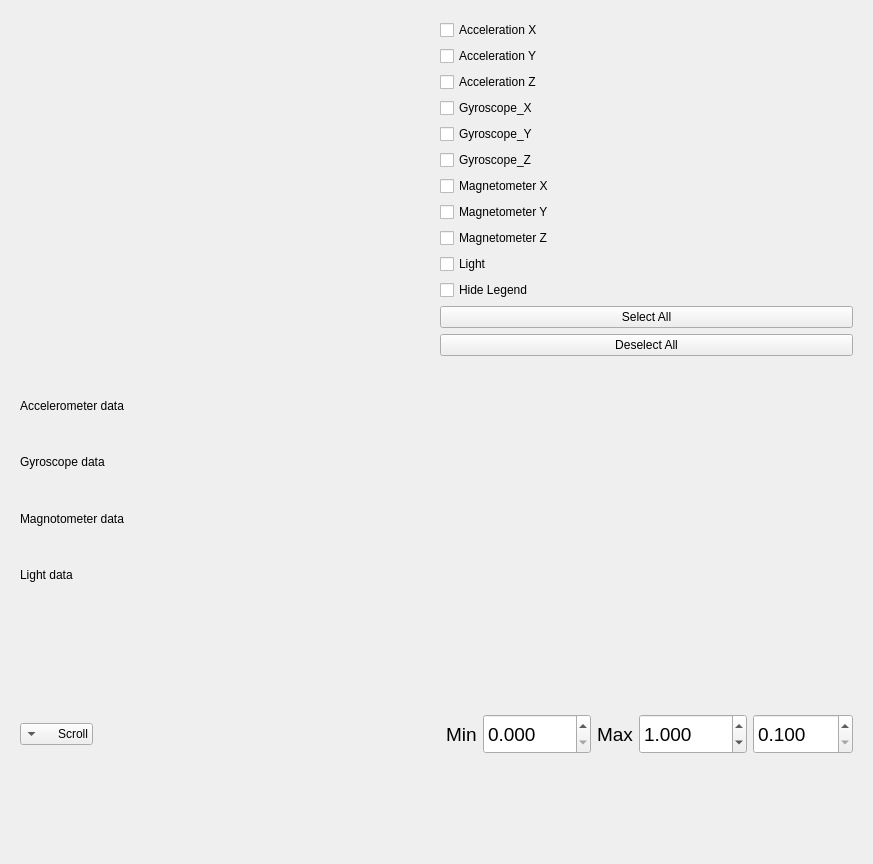
Old version of the form frontend/SmartDotGraph.ui in the repository YCP-Rev-Metrix/BallSpinner-Controller-v2.
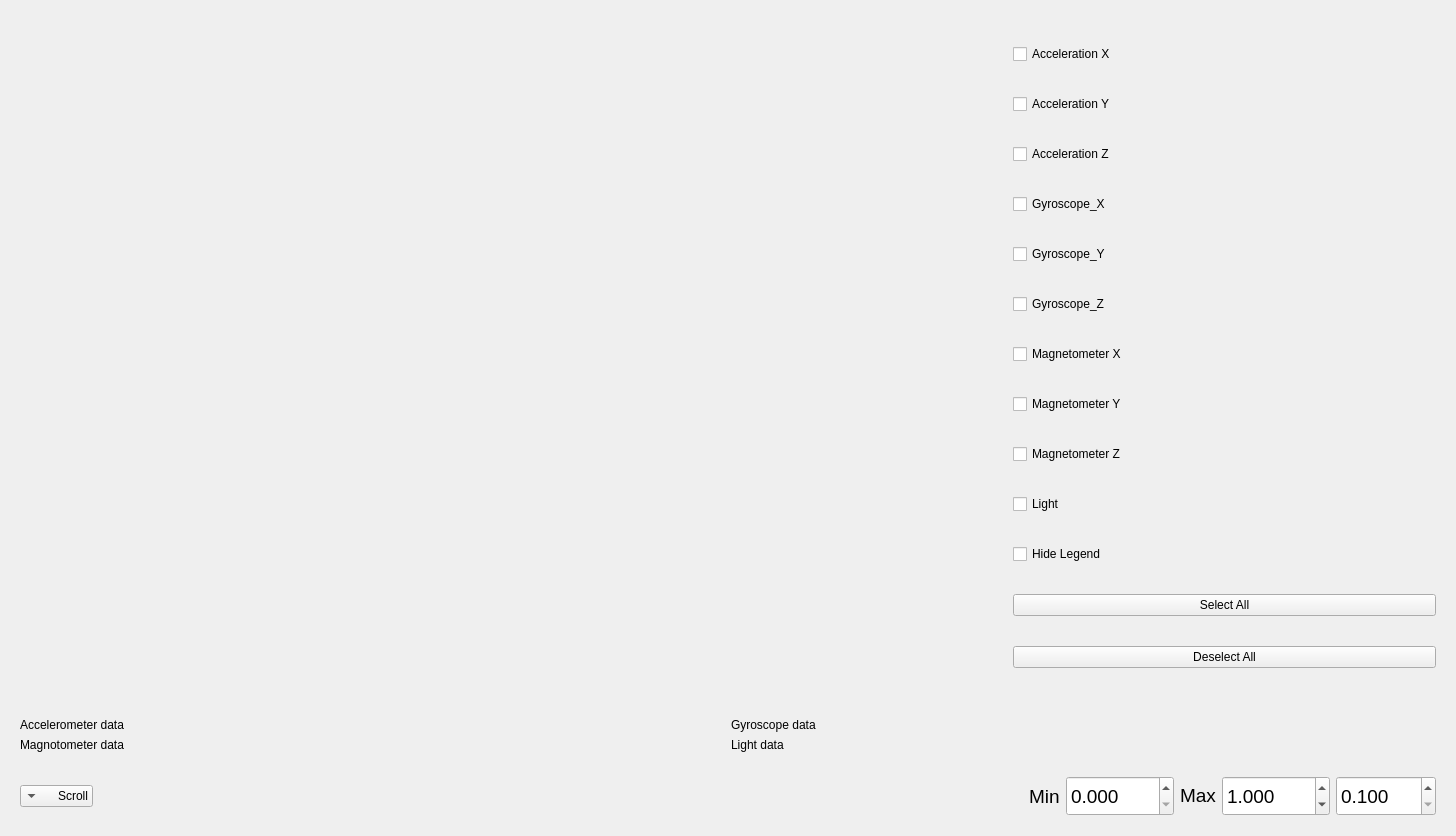
New version of the form. Custom widgets are drawn as their Qt base class.

The edit to the form file:
```diff
--- a/frontend/SmartDotGraph.ui
+++ b/frontend/SmartDotGraph.ui
@@ -6,8 +6,8 @@
    <rect>
     <x>0</x>
     <y>0</y>
-    <width>873</width>
-    <height>864</height>
+    <width>1456</width>
+    <height>836</height>
    </rect>
   </property>
   <property name="windowTitle">
@@ -16,7 +16,7 @@
   <layout class="QVBoxLayout" name="verticalLayout_2">
    <item>
     <widget class="QWidget" name="widgetContainer" native="true">
-     <layout class="QHBoxLayout" name="horizontalLayout">
+     <layout class="QHBoxLayout" name="horizontalLayout" stretch="7,3">
       <item>
        <widget class="PlotWidget" name="grphSmartDot" native="true"/>
       </item>
@@ -120,33 +120,75 @@
    </item>
    <item>
     <widget class="QWidget" name="widgetValues" native="true">
-     <layout class="QVBoxLayout" name="verticalLayout_3">
-      <item>
+     <property name="sizePolicy">
+      <sizepolicy hsizetype="Preferred" vsizetype="Maximum">
+       <horstretch>0</horstretch>
+       <verstretch>0</verstretch>
+      </sizepolicy>
+     </property>
+     <layout class="QGridLayout" name="gridLayout">
+      <item row="0" column="0">
        <widget class="QLabel" name="lblAccelerometer">
+        <property name="sizePolicy">
+         <sizepolicy hsizetype="Preferred" vsizetype="Maximum">
+          <horstretch>0</horstretch>
+          <verstretch>0</verstretch>
+         </sizepolicy>
+        </property>
         <property name="text">
          <string>Accelerometer data</string>
         </property>
-       </widget>
-      </item>
-      <item>
-       <widget class="QLabel" name="lblGyroscopeData">
-        <property name="text">
-         <string>Gyroscope data</string>
+        <property name="wordWrap">
+         <bool>true</bool>
         </property>
        </widget>
       </item>
-      <item>
+      <item row="2" column="0">
        <widget class="QLabel" name="lblMagnomaterData">
+        <property name="sizePolicy">
+         <sizepolicy hsizetype="Preferred" vsizetype="Maximum">
+          <horstretch>0</horstretch>
+          <verstretch>0</verstretch>
+         </sizepolicy>
+        </property>
         <property name="text">
          <string>Magnotometer data</string>
         </property>
+        <property name="wordWrap">
+         <bool>true</bool>
+        </property>
        </widget>
       </item>
-      <item>
+      <item row="0" column="1">
+       <widget class="QLabel" name="lblGyroscopeData">
+        <property name="sizePolicy">
+         <sizepolicy hsizetype="Preferred" vsizetype="Maximum">
+          <horstretch>0</horstretch>
+          <verstretch>0</verstretch>
+         </sizepolicy>
+        </property>
+        <property name="text">
+         <string>Gyroscope data</string>
+        </property>
+        <property name="wordWrap">
+         <bool>true</bool>
+        </property>
+       </widget>
+      </item>
+      <item row="2" column="1">
        <widget class="QLabel" name="lblLightData">
+        <property name="sizePolicy">
+         <sizepolicy hsizetype="Preferred" vsizetype="Maximum">
+          <horstretch>0</horstretch>
+          <verstretch>0</verstretch>
+         </sizepolicy>
+        </property>
         <property name="text">
          <string>Light data</string>
         </property>
+        <property name="wordWrap">
+         <bool>true</bool>
+        </property>
        </widget>
       </item>
      </layout>
@@ -154,6 +196,12 @@
    </item>
    <item>
     <widget class="QWidget" name="widgetLookback" native="true">
+     <property name="sizePolicy">
+      <sizepolicy hsizetype="Preferred" vsizetype="Maximum">
+       <horstretch>0</horstretch>
+       <verstretch>0</verstretch>
+      </sizepolicy>
+     </property>
      <layout class="QHBoxLayout" name="horizontalLayout_2">
       <item>
        <widget class="QComboBox" name="cboLimitView">
@@ -237,6 +285,12 @@
       </item>
       <item>
        <widget class="QLabel" name="lblXMax">
+        <property name="sizePolicy">
+         <sizepolicy hsizetype="Preferred" vsizetype="Maximum">
+          <horstretch>0</horstretch>
+          <verstretch>0</verstretch>
+         </sizepolicy>
+        </property>
         <property name="font">
          <font>
           <pointsize>14</pointsize>
```
